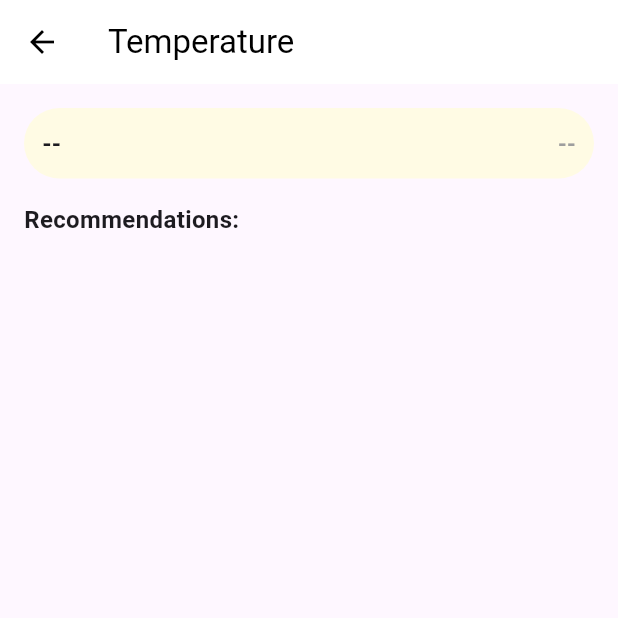
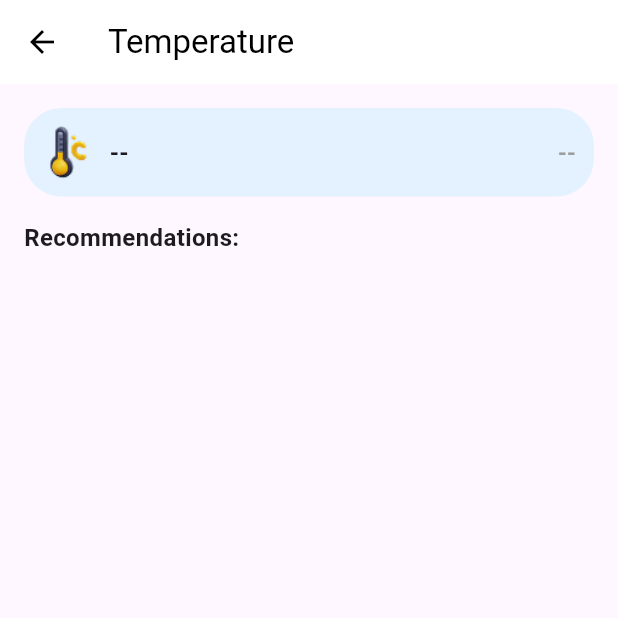
Before and after one commit to AbdallahEssam58/smartfarm_with_iot_app, a Flutter app: the Temperature screen opened directly, on a phone screen of 412 x 824 dp, the top half of it. Run offline on Flutter 3.47's test engine with Material 3 defaults, Android fonts, the phone set to English and light mode, and no system bars; our stand-ins replace carousel_slider, cloud_firestore, firebase_auth, firebase_core, flutter_screenutil, flutter_signin_button and 2 more; missing offline and left inert: mqtt_client; accounts and stored records are empty; Roboto replaces fonts that are missing (Inder).

Commit message:
Edit commit

```diff
--- a/lib/home/sensors/Temperature.dart
+++ b/lib/home/sensors/Temperature.dart
@@ -780,7 +780,8 @@ class _TemperaturePageState extends State<Temperature> {
           child: Column(
             crossAxisAlignment: CrossAxisAlignment.start,
             children: [
-              _buildHeader(tempValue, tempStatus),
+              _buildHeader("assets/images/Temprature.png",tempValue, tempStatus),
+
               const SizedBox(height: 16),
               _buildAdviceList(),
               _buildOverallAdvice(),
@@ -791,18 +792,24 @@ class _TemperaturePageState extends State<Temperature> {
     );
   }
 
-  Widget _buildHeader(String value, String status) {
+  Widget _buildHeader(String image, String value, String status) {
     return Container(
       padding: const EdgeInsets.all(12),
       decoration: BoxDecoration(
-        color: const Color(0xFFFFFBE4),
+        color: const Color(0xFFE4F2FF),
         borderRadius: BorderRadius.circular(25),
       ),
       child: Row(
         mainAxisAlignment: MainAxisAlignment.spaceBetween,
         children: [
-          Text(value,
-              style: GoogleFonts.inder(fontSize: 16, fontWeight: FontWeight.bold)),
+          Row(
+            children: [
+              Image.asset(image, width: 35),
+              const SizedBox(width: 10),
+              Text(value,
+                  style: GoogleFonts.inder(fontSize: 16, fontWeight: FontWeight.bold)),
+            ],
+          ),
           Text(status,
               style: GoogleFonts.inder(
                 fontSize: 15,
@@ -813,6 +820,7 @@ class _TemperaturePageState extends State<Temperature> {
       ),
     );
   }
+
 
   Widget _buildAdviceList() {
     return Column(
```
Also changed, not shown: lib/home/sensors/Humidity.dart (+11 -4 lines).
